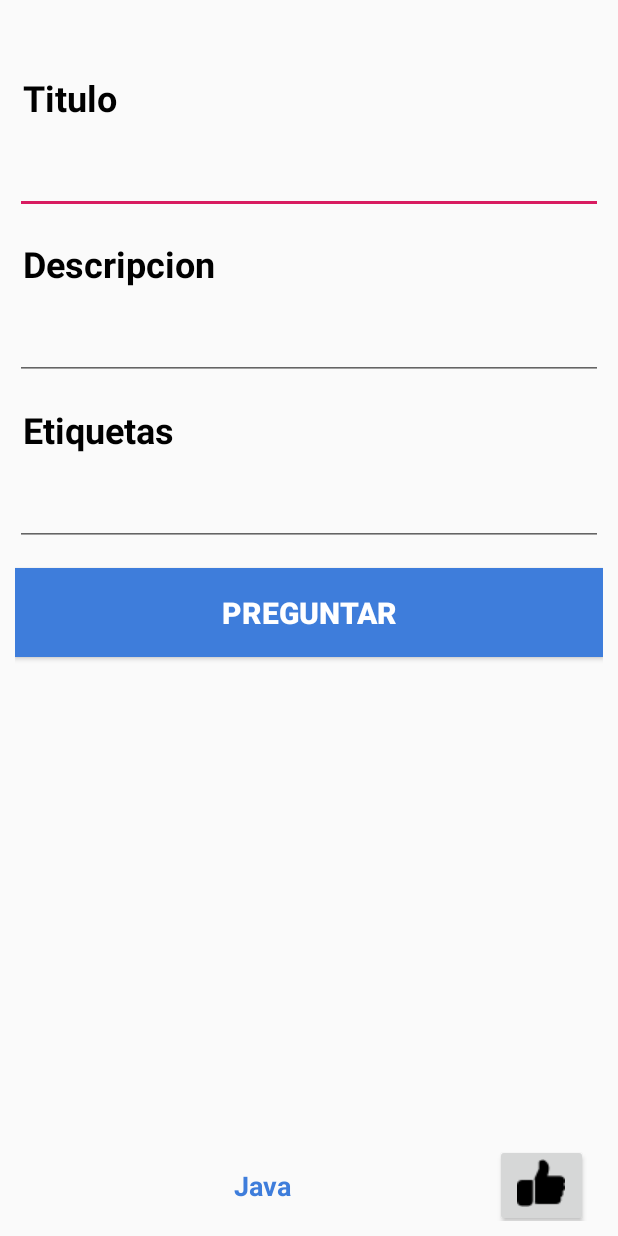
After one commit to qwerty12qwe/AndroidProjects, an Android app: the MakeQuestion screen opened directly, with no data from a screen before it, on a phone screen of 412 x 824 dp. The commit adds this screen. Run offline under Robolectric (Android 15) with nearby library versions, the phone set to English and light mode, and no system bars.

Commit message:
Diseño 7 y BD 1

```diff
--- a/app/build.gradle
+++ b/app/build.gradle
@@ -33,4 +33,8 @@ dependencies {
     androidTestImplementation 'androidx.test:runner:1.1.1'
     androidTestImplementation 'androidx.test.espresso:espresso-core:3.1.1'
     implementation 'androidx.navigation:navigation-runtime:2.2.1'
+    implementation 'com.squareup.retrofit2:retrofit:2.2.0'
+    implementation 'com.squareup.retrofit2:converter-gson:2.2.0'
+    implementation 'com.squareup.okhttp3:logging-interceptor:3.6.0'
+
 }
--- /dev/null
+++ b/app/src/main/java/com/example/proyectoandroid/MakeQuestion.java
@@ -0,0 +1,57 @@
+package com.example.proyectoandroid;
+
+import androidx.appcompat.app.AppCompatActivity;
+import androidx.recyclerview.widget.LinearLayoutManager;
+import androidx.recyclerview.widget.RecyclerView;
+
+import android.os.Bundle;
+import android.view.View;
+
+import com.example.proyectoandroid.models.Tag;
+
+import java.util.ArrayList;
+import java.util.List;
+
+public class MakeQuestion extends AppCompatActivity {
+
+    private RecyclerView reci;
+    private ReciclerViewAdapterTagSelector tags;
+
+    @Override
+    protected void onCreate(Bundle savedInstanceState) {
+        super.onCreate(savedInstanceState);
+        setContentView(R.layout.activity_make_question);
+
+        reci = findViewById(R.id.question_tags_selector);
+        reci.setLayoutManager(new LinearLayoutManager(this));
+
+
+        List<Tag> tags = new ArrayList<>();
+        Tag t = new Tag();
+        t.setTitulo("Java");
+
+        tags.add(t);
+
+        t = new Tag();
+        t.setTitulo("Python");
+        tags.add(t);
+
+        t = new Tag();
+        t.setTitulo("Python");
+        tags.add(t);
+
+        t = new Tag();
+        t.setTitulo("Python");
+        tags.add(t);
+
+        t = new Tag();
+        t.setTitulo("Python");
+        tags.add(t);
+
+
+        this.tags = new ReciclerViewAdapterTagSelector(tags);
+
+        reci.setAdapter(this.tags);
+
+    }
+}
--- /dev/null
+++ b/app/src/main/java/com/example/proyectoandroid/ReciclerViewAdapterTagSelector.java
@@ -0,0 +1,55 @@
+package com.example.proyectoandroid;
+
+import android.view.LayoutInflater;
+import android.view.View;
+import android.view.ViewGroup;
+import android.widget.Button;
+import android.widget.TextView;
+
+import androidx.annotation.NonNull;
+import androidx.recyclerview.widget.RecyclerView;
+
+import com.example.proyectoandroid.models.Tag;
+
+import java.util.List;
+
+public class ReciclerViewAdapterTagSelector extends RecyclerView.Adapter<ReciclerViewAdapterTagSelector.ViewHolder> {
+
+    public static class ViewHolder extends RecyclerView.ViewHolder{
+
+        TextView titulo;
+        Button borrar;
+
+        public ViewHolder(View itemView){
+            super(itemView);
+            titulo = itemView.findViewById(R.id.item_tag_selector);
+            borrar = itemView.findViewById(R.id.delete_tag_selector);
+        }
+    }
+
+    public List<Tag> etiquetas;
+
+    public ReciclerViewAdapterTagSelector(List<Tag> etiquetas){
+        this.etiquetas = etiquetas;
+    }
+
+    @NonNull
+    @Override
+    public ViewHolder onCreateViewHolder(@NonNull ViewGroup parent, int viewType) {
+        View view = LayoutInflater.from(parent.getContext()).inflate(R.layout.item_tag_selector,parent,false);
+        ViewHolder holder  = new ViewHolder(view);
+        return holder;
+    }
+    @Override
+    public void onBindViewHolder(ViewHolder holder, final int position){
+        holder.titulo.setText(etiquetas.get(position).getTitulo());
+
+    }
+    @Override
+    public int getItemCount(){
+        return etiquetas.size();
+    }
+
+
+
+}
--- a/app/src/main/java/com/example/proyectoandroid/ui/etiquetas/EtiquetasFragment.java
+++ b/app/src/main/java/com/example/proyectoandroid/ui/etiquetas/EtiquetasFragment.java
@@ -5,7 +5,6 @@ import android.view.LayoutInflater;
 import android.view.View;
 import android.view.ViewGroup;
 import android.widget.EditText;
-import android.widget.TextView;
 
 import androidx.annotation.Nullable;
 import androidx.annotation.NonNull;
--- /dev/null
+++ b/app/src/main/res/layout/activity_make_question.xml
@@ -0,0 +1,119 @@
+<?xml version="1.0" encoding="utf-8"?>
+<LinearLayout xmlns:android="http://schemas.android.com/apk/res/android"
+    xmlns:app="http://schemas.android.com/apk/res-auto"
+    xmlns:tools="http://schemas.android.com/tools"
+    android:layout_width="match_parent"
+    android:layout_height="match_parent"
+    android:orientation="vertical"
+    android:padding="10dp"
+    tools:context=".MakeQuestion"
+    >
+
+
+    <LinearLayout
+        android:layout_width="match_parent"
+        android:layout_height="500dp"
+        android:layout_weight="4"
+        android:weightSum="10"
+        android:orientation="vertical"
+        >
+
+        <LinearLayout
+            android:layout_width="match_parent"
+            android:layout_height="0dp"
+            android:layout_weight="0.5"></LinearLayout>
+
+        <TextView
+            android:layout_width="match_parent"
+            android:layout_height="0dp"
+            android:layout_weight="0.5"
+            android:fontFamily="Arial"
+            android:gravity="center_vertical"
+            android:paddingLeft="5dp"
+            android:text="Titulo"
+            android:textColor="@android:color/background_dark"
+            android:textSize="24dp"
+            android:textStyle="bold"></TextView>
+
+        <EditText
+            android:layout_width="match_parent"
+            android:layout_height="0dp"
+            android:layout_weight="0.8"
+            android:textSize="20dp"></EditText>
+
+        <LinearLayout
+            android:layout_width="match_parent"
+            android:layout_height="0dp"
+            android:layout_weight="0.2"></LinearLayout>
+
+        <TextView
+            android:layout_width="match_parent"
+            android:layout_height="0dp"
+            android:layout_weight="0.5"
+            android:fontFamily="Arial"
+            android:gravity="center_vertical"
+            android:paddingLeft="5dp"
+            android:text="Descripcion"
+            android:textColor="@android:color/background_dark"
+            android:textSize="24dp"
+            android:textStyle="bold"></TextView>
+
+        <EditText
+            android:layout_width="match_parent"
+            android:layout_height="0dp"
+            android:layout_weight="0.8"
+            android:textSize="20dp"></EditText>
+
+        <LinearLayout
+            android:layout_width="match_parent"
+            android:layout_height="0dp"
+            android:layout_weight="0.2"></LinearLayout>
+
+
+        <TextView
+            android:layout_width="match_parent"
+            android:layout_height="0dp"
+            android:layout_weight="0.5"
+            android:fontFamily="Arial"
+            android:gravity="center_vertical"
+            android:paddingLeft="5dp"
+            android:text="Etiquetas"
+            android:textColor="@android:color/background_dark"
+            android:textSize="24dp"
+            android:textStyle="bold"></TextView>
+
+        <EditText
+            android:layout_width="match_parent"
+            android:layout_height="0dp"
+            android:layout_weight="0.8"
+            android:textSize="20dp"></EditText>
+
+
+        <LinearLayout
+            android:layout_width="match_parent"
+            android:layout_height="0dp"
+            android:layout_weight="0.2"></LinearLayout>
+
+        <Button
+            android:layout_width="match_parent"
+            android:layout_height="0dp"
+            android:layout_weight="0.8"
+            android:text="PREGUNTAR"
+            android:background="@color/azul"
+            android:textColor="@color/cardview_light_background"
+            android:textStyle="bold"
+            android:textSize="20dp"
+            ></Button>
+
+    </LinearLayout>
+
+    <androidx.recyclerview.widget.RecyclerView
+        android:id="@+id/question_tags_selector"
+        android:layout_width="match_parent"
+        android:layout_height="0dp"
+        android:layout_weight="1"
+        ></androidx.recyclerview.widget.RecyclerView>
+
+
+
+</LinearLayout>
--- a/app/src/main/res/layout/item_quest.xml
+++ b/app/src/main/res/layout/item_quest.xml
@@ -63,6 +63,7 @@
 <!--                    android:layout_weight="1"-->
 <!--                    app:srcCompat="@drawable/vote" />-->
 
+
                 <TextView
                     android:id="@+id/votos"
                     android:layout_width="0dp"
--- /dev/null
+++ b/app/src/main/res/layout/item_tag_selector.xml
@@ -0,0 +1,38 @@
+<?xml version="1.0" encoding="utf-8"?>
+<LinearLayout xmlns:android="http://schemas.android.com/apk/res/android"
+    android:layout_width="match_parent"
+    android:layout_height="75dp"
+    android:orientation="vertical"
+    android:padding="10dp">
+
+    <LinearLayout
+        android:layout_width="match_parent"
+        android:layout_height="wrap_content"
+        android:orientation="horizontal"
+        android:weightSum="6"
+        >
+
+        <TextView
+            android:id="@+id/item_tag_selector"
+            android:layout_width="0dp"
+            android:layout_height="match_parent"
+            android:layout_weight="5"
+            android:gravity="center"
+            android:shadowColor="@android:color/transparent"
+            android:shadowDx="0"
+            android:shadowDy="0"
+            android:shadowRadius="0"
+            android:text="TextView"
+            android:textColor="@color/azul"
+            android:textSize="18sp"
+            android:textStyle="bold" />
+
+        <Button
+            android:id="@+id/delete_tag_selector"
+            android:layout_width="0dp"
+            android:layout_height="wrap_content"
+            android:layout_weight="1"
+            android:drawableTop="@drawable/vote"
+             />
+    </LinearLayout>
+</LinearLayout>
```
Also changed, not shown: app/src/main/AndroidManifest.xml (+6 -1 lines), app/src/main/java/com/example/proyectoandroid/API/LoginApi.java (added, +19 -0 lines), app/src/main/java/com/example/proyectoandroid/Login.java (+87 -8 lines), app/src/main/java/com/example/proyectoandroid/models/LoginState.java (added, +24 -0 lines), app/src/main/java/com/example/proyectoandroid/models/Usuario.java (added, +24 -0 lines), app/src/main/java/com/example/proyectoandroid/ui/home/HomeFragment.java (+18 -2 lines), app/src/main/res/layout/activity_login.xml (+7 -0 lines), app/src/main/res/layout/fragment_etiquetas.xml (+6 -4 lines), app/src/main/res/layout/fragment_perfil.xml (+25 -7 lines).
